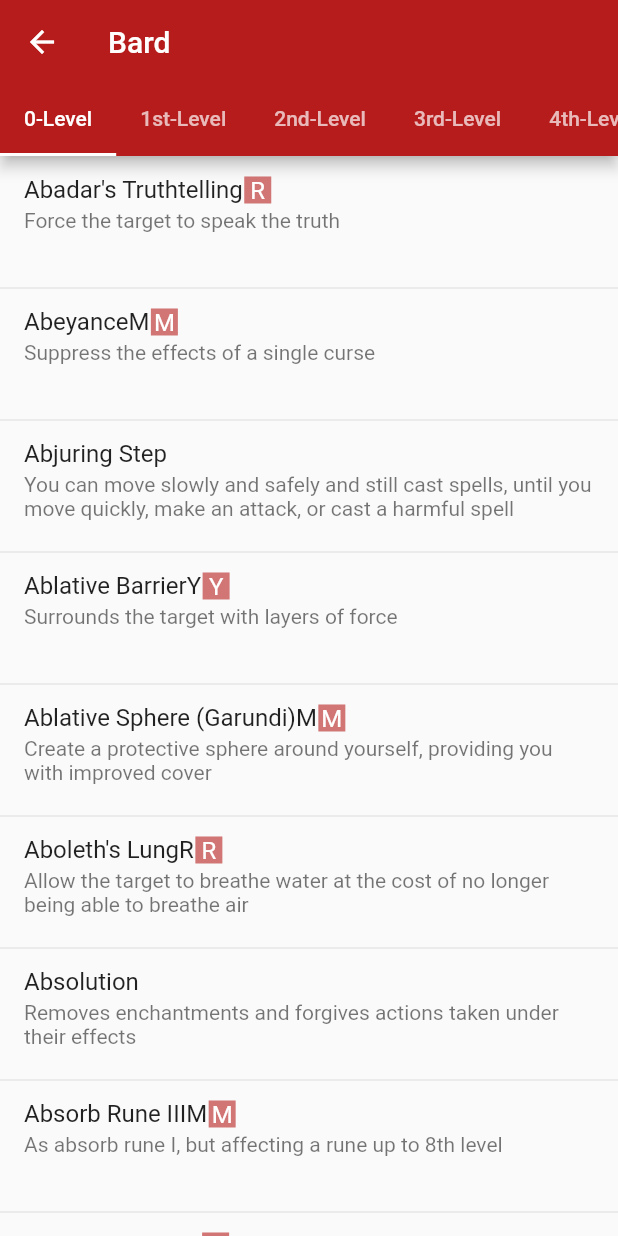
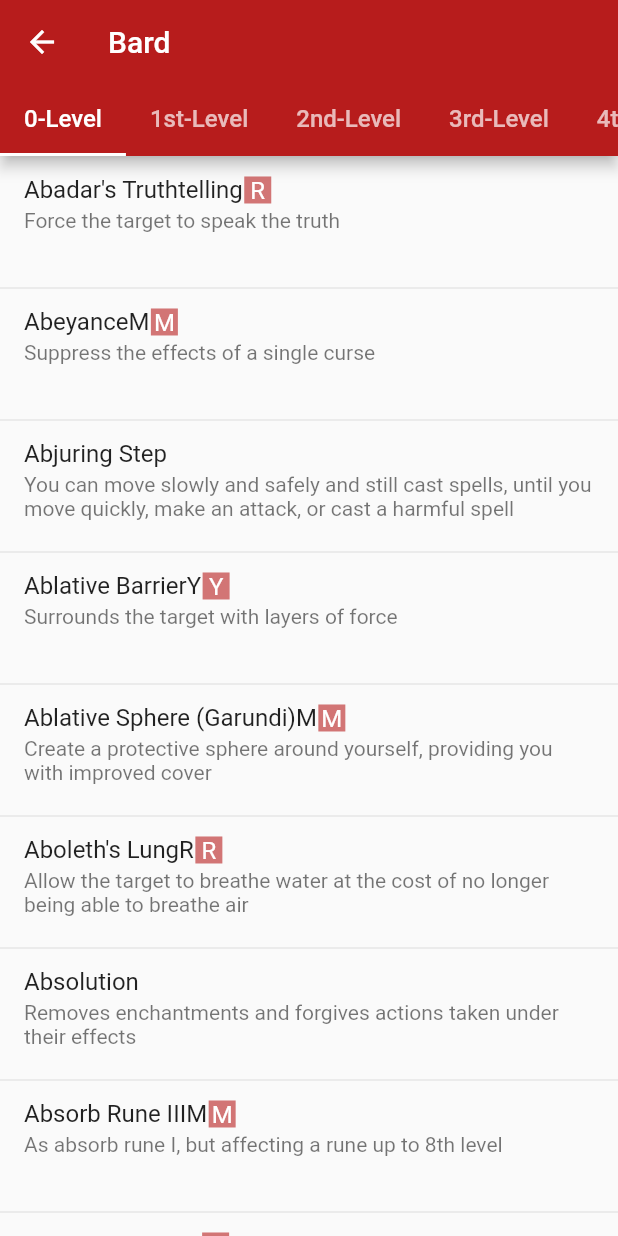
Before and after one commit to mishagordeev/pathspells, a Flutter app: the screen it shows after launch, after a tap on "Bard", on a phone screen of 412 x 824 dp. Run offline on Flutter 3.47's test engine with Material 2 defaults, Android fonts, the phone set to English and light mode, and no system bars.

Commit message:
- fix: tabs font size;

```diff
--- a/lib/ClassListView.dart
+++ b/lib/ClassListView.dart
@@ -33,7 +33,7 @@ class ClassListView extends StatelessWidget {
     List<String> endingNumerals = ['','st','nd','rd','th','th','th','th','th','th'];
 
     for (int i = 0; i < levelCount; i++) {
-      tabs.add(Tab(text: i.toString() + endingNumerals[i] + "-" + "Level"));
+      tabs.add(Tab(child: Text(i.toString() + endingNumerals[i] + "-" + "Level",style: TextStyle(fontSize: 16),),));
       tabsView.add(SpellListView(spells, characterClass, i));
     }
     Navigator.of(context).push(
```
